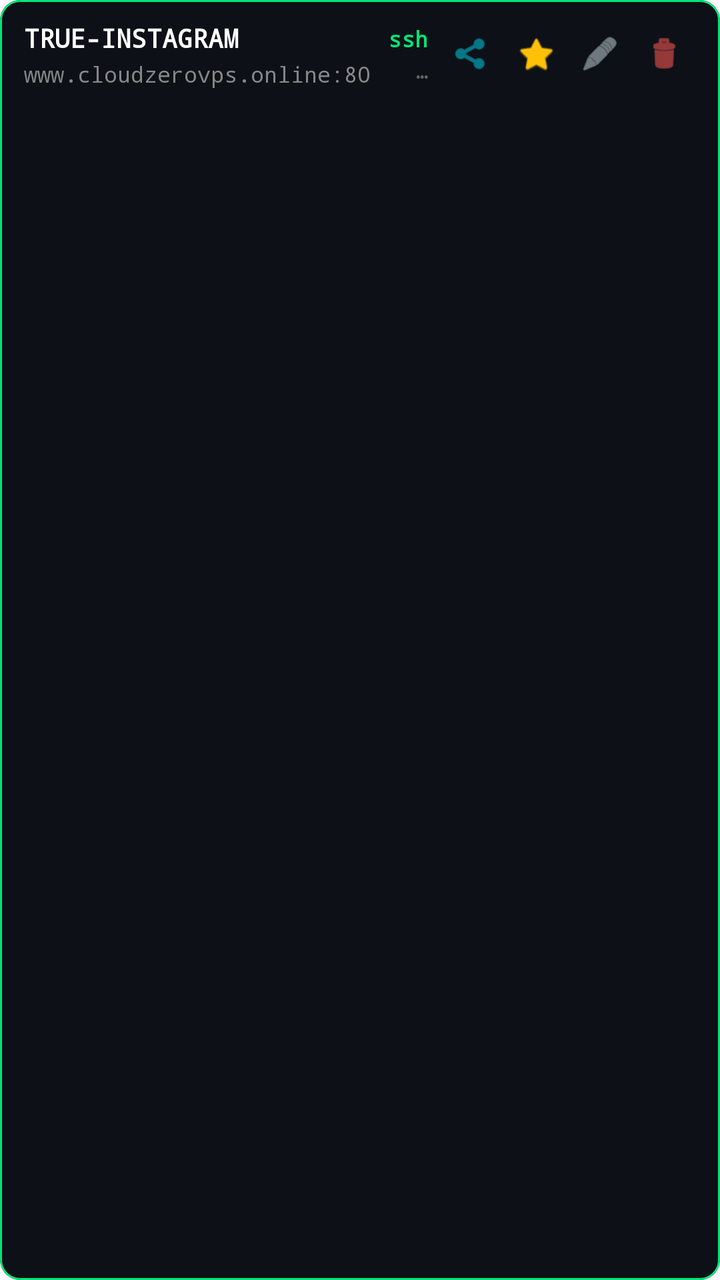
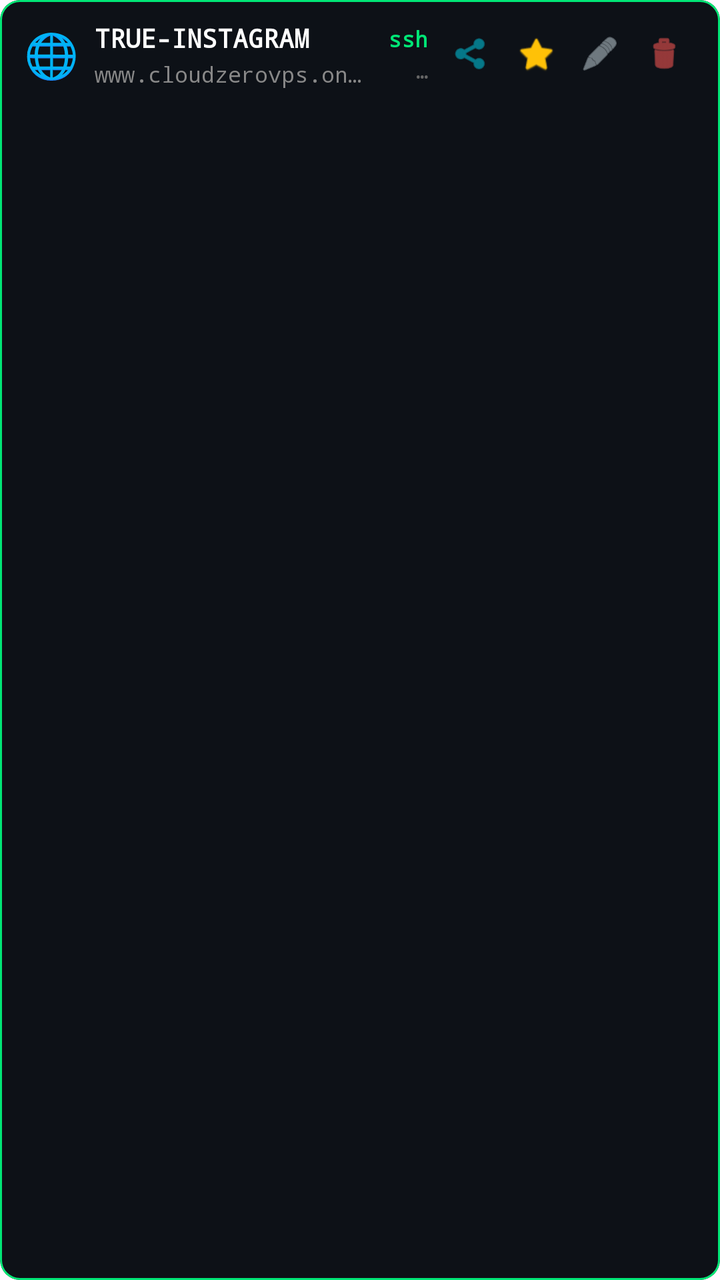

An Android layout rendered at two revisions. The XML below is the earlier revision; the diff shows what the commit changed to produce the second picture.
<!-- AndroidManifest.xml: application theme Theme.MyApp -->
<!-- res/layout/item_profile.xml -->
<?xml version="1.0" encoding="utf-8"?>
<com.google.android.material.card.MaterialCardView
    xmlns:android="http://schemas.android.com/apk/res/android"
    xmlns:app="http://schemas.android.com/apk/res-auto"
    android:layout_width="match_parent"
    android:layout_height="wrap_content"
    android:layout_marginHorizontal="8dp"
    android:layout_marginVertical="4dp"
    android:clickable="true"
    android:focusable="true"
    android:foreground="?attr/selectableItemBackground"
    app:cardBackgroundColor="#0D1117"
    app:cardCornerRadius="10dp"
    app:cardElevation="0dp"
    app:strokeColor="#00E676"
    app:strokeWidth="1dp">

    <LinearLayout
        android:layout_width="match_parent"
        android:layout_height="wrap_content"
        android:gravity="center_vertical"
        android:orientation="horizontal"
        android:paddingHorizontal="12dp"
        android:paddingVertical="10dp">

        
        <LinearLayout
            android:layout_width="0dp"
            android:layout_height="wrap_content"
            android:layout_weight="1"
            android:orientation="vertical">

            <TextView
                android:id="@+id/txtName"
                android:layout_width="match_parent"
                android:layout_height="wrap_content"
                android:ellipsize="end"
                android:maxLines="1"
                android:fontFamily="monospace"
                android:text="TRUE-INSTAGRAM"
                android:textColor="#FFFFFF"
                android:textSize="13sp"
                android:textStyle="bold" />

            <TextView
                android:id="@+id/txtHost"
                android:layout_width="match_parent"
                android:layout_height="wrap_content"
                android:layout_marginTop="2dp"
                android:ellipsize="end"
                android:maxLines="1"
                android:fontFamily="monospace"
                android:text="www.cloudzerovps.online:80"
                android:textColor="#888888"
                android:textSize="11sp" />
        </LinearLayout>

        
        <LinearLayout
            android:layout_width="wrap_content"
            android:layout_height="wrap_content"
            android:layout_marginStart="8dp"
            android:gravity="end"
            android:orientation="vertical">

            <TextView
                android:id="@+id/txtProtocol"
                android:layout_width="wrap_content"
                android:layout_height="wrap_content"
                android:fontFamily="monospace"
                android:text="ssh"
                android:textColor="#00E676"
                android:textSize="11sp"
                android:textStyle="bold" />

            <TextView
                android:id="@+id/txtPing"
                android:layout_width="wrap_content"
                android:layout_height="wrap_content"
                android:layout_marginTop="2dp"
                android:text="…"
                android:fontFamily="monospace"
                android:textStyle="bold"
                android:textColor="#666666"
                android:textSize="10sp" />
        </LinearLayout>

        
        <LinearLayout
            android:layout_width="wrap_content"
            android:layout_height="wrap_content"
            android:layout_marginStart="6dp"
            android:gravity="center_vertical"
            android:orientation="horizontal">

            
            <ImageButton
                android:id="@+id/btnQr"
                android:layout_width="32dp"
                android:layout_height="32dp"
                android:background="?attr/selectableItemBackgroundBorderless"
                android:contentDescription="แชร์ QR"
                android:padding="6dp"
                android:scaleType="fitCenter"
                android:src="@android:drawable/ic_menu_share"
                app:tint="#00BCD4" />

            
            <ImageButton
                android:id="@+id/btnFavorite"
                android:layout_width="32dp"
                android:layout_height="32dp"
                android:background="?attr/selectableItemBackgroundBorderless"
                android:contentDescription="Favorite"
                android:padding="6dp"
                android:scaleType="fitCenter"
                android:src="@android:drawable/btn_star_big_off"
                app:tint="#FFC107" />

            
            <ImageButton
                android:id="@+id/btnEdit"
                android:layout_width="32dp"
                android:layout_height="32dp"
                android:background="?attr/selectableItemBackgroundBorderless"
                android:contentDescription="แก้ไข"
                android:padding="6dp"
                android:scaleType="fitCenter"
                android:src="@android:drawable/ic_menu_edit"
                app:tint="#B0BEC5" />

            
            <ImageButton
                android:id="@+id/btnDelete"
                android:layout_width="32dp"
                android:layout_height="32dp"
                android:background="?attr/selectableItemBackgroundBorderless"
                android:contentDescription="ลบ"
                android:padding="6dp"
                android:scaleType="fitCenter"
                android:src="@android:drawable/ic_menu_delete"
                app:tint="#EF5350" />
        </LinearLayout>
    </LinearLayout>
</com.google.android.material.card.MaterialCardView>
<!-- resources referenced by this layout -->
<resources>
  <style name="Theme.MyApp" parent="Theme.Material3.DayNight.NoActionBar">
          <item name="colorPrimary">@color/md_theme_primary</item>
  
          
          <item name="android:statusBarColor" tools:targetApi="l">?attr/colorPrimaryVariant</item>
          <item name="android:windowLightStatusBar" tools:targetApi="m">true</item>
  
          
          <item name="android:navigationBarColor" tools:targetApi="l">#FFFFFF</item>
          <item name="android:windowLightNavigationBar" tools:targetApi="o_mr1">true</item>
      </style>
  <color name="md_theme_primary">#6750A4</color>
</resources>

<!-- the commit's change to res/layout/item_profile.xml (unified diff, before → after) -->
@@ -22,6 +22,15 @@
         android:orientation="horizontal"
         android:paddingHorizontal="12dp"
         android:paddingVertical="10dp">
+
+        
+        <TextView
+            android:id="@+id/txtFlag"
+            android:layout_width="wrap_content"
+            android:layout_height="wrap_content"
+            android:layout_marginEnd="8dp"
+            android:text="🌐"
+            android:textSize="22sp" />
 
         
         <LinearLayout
